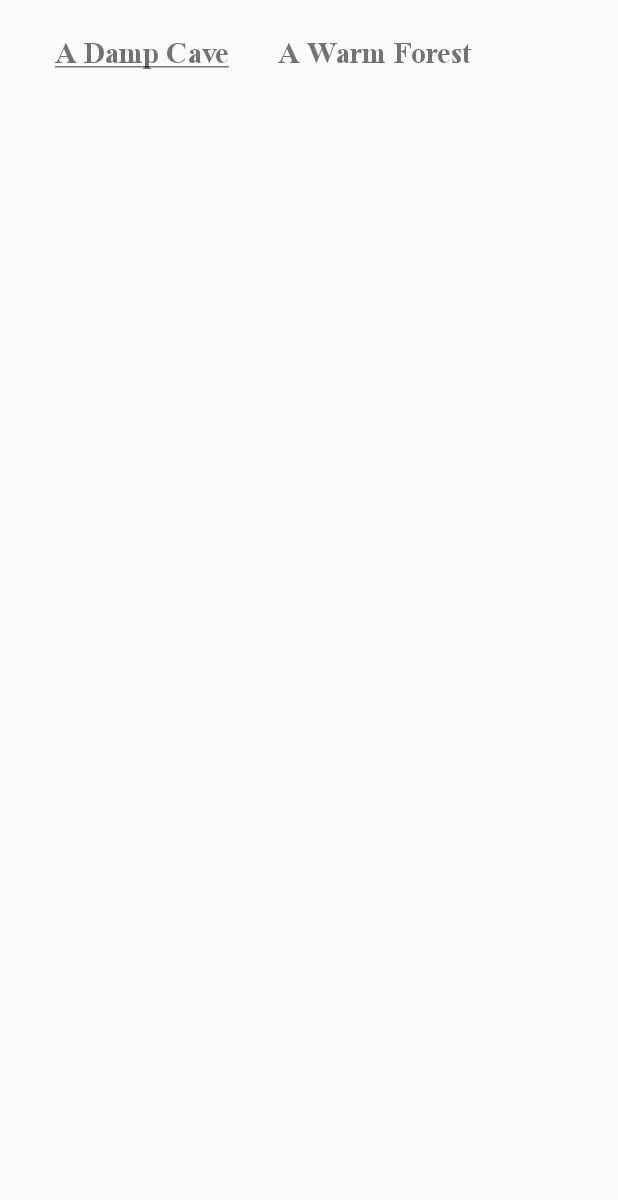
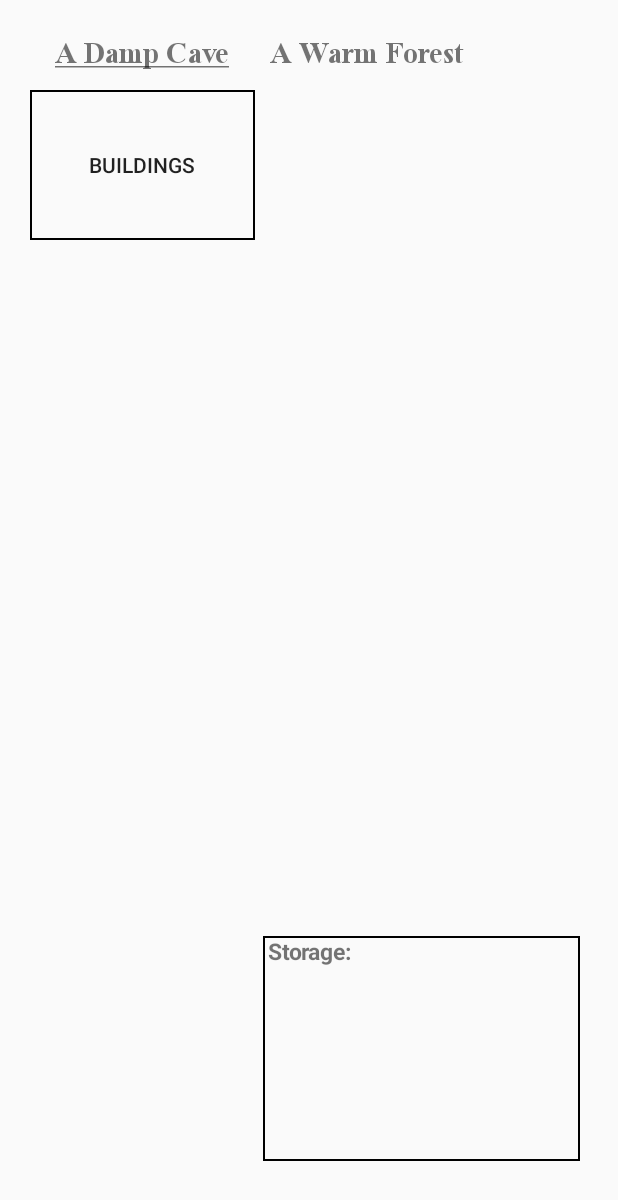
Before and after one commit to oetago/A_Quiet_Night, an Android app: the Cave screen opened directly, with no data from a screen before it, on a phone screen of 412 x 824 dp. Shown: the top 1200 px of the screen. Run offline under Robolectric (Android 15) with nearby library versions, the phone set to English and light mode, and no system bars; our stand-ins replace AdMob; libraries missing offline, so code that uses them is left out: com.jeremyfeinstein.slidingmenu; Roboto replaces fonts that are not available here; 9 statements that could not run were skipped.

Commit message:
Stage 2 Optimizing - Still bugs

```diff
--- a/AQuietNight/src/main/java/com/milesstudios/aquietnight/Buildings.java
+++ b/AQuietNight/src/main/java/com/milesstudios/aquietnight/Buildings.java
@@ -28,12 +28,16 @@ public class Buildings extends ActivityGroup {
                 // Do whatever you want, e.g. finish()
                 Intent openMain = new Intent(Buildings.this, Cave.class);
                 startActivity(openMain);
-                overridePendingTransition(R.anim.slide_in_right, R.anim.slide_out_right);
+                overridePendingTransition(R.anim.slide_in_left, R.anim.slide_out_left);
                 break;
 
             default:
                 return super.onOptionsItemSelected(item);
         }
+
+        //smooth trans for crafting, fix layout
+
+
         return false;
     }
 
@@ -50,12 +54,24 @@ public class Buildings extends ActivityGroup {
         TextView storage = (TextView) findViewById(R.id.storage);
         log.setTextSize(11);
         storage.setTextSize(15);
-        //Saving
+
         final String log_text = sharedPref.getString("log_text", "");
         log.setText(log_text);
-        runTimer();
-        updateButtons();
+        helper.updateButtons();
+        helper.updateText();
 
+        if(!sharedPref.getBoolean("workshop",false)){
+            Button bonfire = (Button)findViewById(R.id.fireplace);
+            Button workshop = (Button)findViewById(R.id.workshop);
+            Button tradepost = (Button)findViewById(R.id.trade_post);
+            Button tannery = (Button)findViewById(R.id.tannery);
+            Button storageshed = (Button)findViewById(R.id.storage_shed);
+            bonfire.setEnabled(false);
+            workshop.setEnabled(false);
+            tradepost.setEnabled(false);
+            tannery.setEnabled(false);
+            storageshed.setEnabled(false);
+        }
     }
 
 
@@ -79,11 +95,11 @@ public class Buildings extends ActivityGroup {
 
     //Buttons
     public void buttonFireplace(View v) {
-        helper.build("Fireplace", "Wood: 12 \nStone: 7", "wood", 12, "stone", 7, "fireplace", this);
+        helper.build("Bonfire", "Wood: 30 \nStone: 20", "wood", 30, "stone", 20, "bonfire", this);
     }
 
     public void buttonWorkshop(View v) {
-        helper.build("Workshop", "Wood: 3 \nStone: 2", "wood", 3, "stone", 2, "workshop", this);
+        helper.build("Workshop", "Wood: 10 \nStone: 10", "wood", 10, "stone", 10, "workshop", this);
     }
 
     public void buttonTradePost(View v) {
@@ -102,65 +118,9 @@ public class Buildings extends ActivityGroup {
         helper.build("Smithery", "Wood: 15 \nStone: 25", "wood", 15, "stone", 25, "smithery", this);
     }
 
-    public void runTimer() {
-        counterHandler.postDelayed(TextViewChanger, 250);
-    }
-
-    private Runnable TextViewChanger = new Runnable() {
-        public void run() {
-            helper.updateText();
-            updateButtons();
-            runTimer();
-        }
-    };
-
     public void buttonStorageShed(View v) {
         helper.build("Storage Shed", "Wood: 150 \nStone: 100", "wood", 150, "stone", 100, "storage_shed", this);
     }
 
-    public void updateButtons() {
-        final SharedPreferences sharedPref = getApplicationContext().getSharedPreferences("save-data", Context.MODE_PRIVATE);
-        boolean fireplace_b = sharedPref.getBoolean("fireplace", false);
-        boolean workshop_b = sharedPref.getBoolean("workshop", false);
-        boolean tradepost_b = sharedPref.getBoolean("tradepost", false);
-        boolean smithery_b = sharedPref.getBoolean("smithery", false);
-        boolean tannery_b = sharedPref.getBoolean("tannery", false);
-        Boolean forest_temple_b = sharedPref.getBoolean("forest_temple", false);
-        boolean mine_b = sharedPref.getBoolean("mine", false);
-        Button fireplace = (Button) findViewById(R.id.fireplace);
-        Button trade_post = (Button) findViewById(R.id.trade_post);
-        Button workshop = (Button) findViewById(R.id.workshop);
-        Button rebuild_mine = (Button) findViewById(R.id.rebuild_mine);
-        Button smithery = (Button) findViewById(R.id.smithery);
-        Button tannery = (Button) findViewById(R.id.tannery);
 
-        if (!forest_temple_b) {
-            rebuild_mine.setEnabled(false);
-            rebuild_mine.setVisibility(View.INVISIBLE);
-            smithery.setEnabled(false);
-            smithery.setVisibility(View.INVISIBLE);
-            tannery.setEnabled(false);
-            tannery.setVisibility(View.INVISIBLE);
-        }
-        if (mine_b) {
-            rebuild_mine.setEnabled(false);;
-        }
-        if (tannery_b) {
-            tannery.setEnabled(false);;
-        }
-        if (smithery_b) {
-            smithery.setEnabled(false);;
-        }
-
-        if (fireplace_b) {
-            fireplace.setEnabled(false);;
-        }
-        if (tradepost_b) {
-            trade_post.setEnabled(false);;
-        }
-        if (!workshop_b) {
-            trade_post.setEnabled(false);
-            fireplace.setEnabled(false);
-        }
-    }
 }
--- a/AQuietNight/src/main/java/com/milesstudios/aquietnight/Cave.java
+++ b/AQuietNight/src/main/java/com/milesstudios/aquietnight/Cave.java
@@ -12,7 +12,6 @@ import android.graphics.Paint;
 import android.graphics.Typeface;
 import android.net.Uri;
 import android.os.Bundle;
-import android.os.Handler;
 import android.text.method.ScrollingMovementMethod;
 import android.view.Menu;
 import android.view.MenuInflater;
@@ -31,10 +30,9 @@ import com.milesstudios.aquietnight.util.ChangeLog;
 import com.milesstudios.aquietnight.util.Helper;
 
 public class Cave extends Activity {
-    Button buildings, trading, crafting, quests, forest_button, all_data;
-    int wood_counter, leaves_counter, stone_counter, start_counter, stone_axeb, stone_pickb, leaf_armorb, hard_wood_counter, workshop_b, trade_post_b;
+    Button buildings, trading, crafting, quests;
     TextView log, storage;
-    boolean storage_slide_b = false;
+    SlidingMenu menu;
 
 
     @Override
@@ -44,37 +42,29 @@ public class Cave extends Activity {
         setContentView(R.layout.cave);
         final SharedPreferences sharedPref = getApplicationContext().getSharedPreferences("save-data", Context.MODE_PRIVATE);
         buildings = (Button) findViewById(R.id.buildings);
+        SharedPreferences.Editor editor = sharedPref.edit();
         //TODO Fix version names
         ChangeLog cl = new ChangeLog(this);
-        if (cl.firstRun())
+        if (cl.firstRun()) {
             cl.getLogDialog().show();
-        //cl.getFullLogDialog().show();
-        //Tab
-        //Boolean mine_b = sharedPref.getBoolean("mine", false);
+        }
         crafting = (Button) findViewById(R.id.crafting);
         buildings = (Button) findViewById(R.id.buildings);
         trading = (Button) findViewById(R.id.trading);
         quests = (Button) findViewById(R.id.quests);
         log = (TextView) findViewById(R.id.log);
         storage = (TextView) findViewById(R.id.storage);
-        boolean tradepost_b = sharedPref.getBoolean("tradepost", false);
-        boolean workshop_b = sharedPref.getBoolean("workshop", false);
-        int quest_map_b = sharedPref.getInt("quest_map", 0);
+        int trading_post_counter = sharedPref.getInt("tradepostcounter", 0);
+        if (sharedPref.getBoolean("tradepost", false)) {
+            trading_post_counter++;
+            editor.putInt("tradepostcounter", trading_post_counter);
+            editor.apply();
+        }
         int start_counter = sharedPref.getInt("start_counter", 0);
-        Boolean forest_temple_b = sharedPref.getBoolean("forest_temple", false);
-        Boolean rebuildmine_b = sharedPref.getBoolean("rebuildmine", false);
         final Animation anim = AnimationUtils.loadAnimation(this, R.anim.log);
-        final Animation storage_anim_slide = AnimationUtils.loadAnimation(this, R.anim.storage_slide);
-        final Animation storage_anim_slide2 = AnimationUtils.loadAnimation(this, R.anim.storage_slide2);
-        SharedPreferences.Editor editor = sharedPref.edit();
+
         final TextView cave_tab = (TextView) findViewById(R.id.cave_tab);
         final TextView forest_tab = (TextView) findViewById(R.id.forest_tab);
-        final TextView cave_tab_wmine = (TextView) findViewById(R.id.cave_tab_wmine);
-        final TextView forest_tab_wmine = (TextView) findViewById(R.id.forest_tab_wmine);
-        final TextView mine_tab = (TextView) findViewById(R.id.mine_tab);
-
-        //fullStorage();
-        SlidingMenu menu;
         menu = new SlidingMenu(this);
         menu.setMode(SlidingMenu.LEFT);
         menu.setTouchModeAbove(SlidingMenu.TOUCHMODE_FULLSCREEN);
@@ -83,81 +73,43 @@ public class Cave extends Activity {
         menu.attachToActivity(this, SlidingMenu.SLIDING_CONTENT);
         menu.setBehindWidth(900);
         menu.setMenu(R.layout.menu);
-
-
         cave_tab.setPaintFlags(cave_tab.getPaintFlags() | Paint.UNDERLINE_TEXT_FLAG);
         cave_tab.setTextSize(20);
-        //forest_tab.setPaintFlags(forest_tab.getPaintFlags() | Paint.UNDERLINE_TEXT_FLAG);
         forest_tab.setTextSize(20);
         Typeface tf = Typeface.createFromAsset(getApplicationContext().getAssets(), "fonts/TNRB.ttf");
         cave_tab.setTypeface(tf);
         forest_tab.setTypeface(tf);
         storage.setMovementMethod(new ScrollingMovementMethod());
-        // log.setMovementMethod(new ScrollingMovementMethod());
-        log.setTextSize(12);
+        log.setTextSize(14);
         storage.setTextSize(15);
-
-        if (!rebuildmine_b) {
-            cave_tab_wmine.setEnabled(false);
-            cave_tab_wmine.setVisibility(View.INVISIBLE);
-            forest_tab_wmine.setEnabled(false);
-            forest_tab_wmine.setVisibility(View.INVISIBLE);
-            mine_tab.setEnabled(false);
-            mine_tab.setVisibility(View.INVISIBLE);
-        } else {
-            cave_tab.setEnabled(false);
-            cave_tab.setVisibility(View.INVISIBLE);
-            forest_tab.setEnabled(false);
-            forest_tab.setVisibility(View.INVISIBLE);
-        }
-
-        boolean intro = false;
-        editor.putBoolean("intro", intro);
+        editor.putBoolean("intro", false);
         editor.apply();
 
-        if (trade_post_b == 0) {
-            trading.setVisibility(View.INVISIBLE);
-            trading.setEnabled(false);
-        } else if (trade_post_b == 1) {
-            trade_post_b += 1;
-            editor.putInt("trade_post", trade_post_b);
-            editor.apply();
+        if (trading_post_counter == 0) {
+            trading.setVisibility(View.GONE);
+        } else if (trading_post_counter == 1) {
             anim.reset();
             trading.clearAnimation();
             trading.startAnimation(anim);
-
         }
 
-        if (start_counter == 0) {
-            quests.setEnabled(false);
-            quests.setVisibility(View.INVISIBLE);
-        }
+            quests.setVisibility(View.GONE);
 
         int workshop_int = sharedPref.getInt("workshop_int", 0);
-        if (!workshop_b) {
-            crafting.setEnabled(false);
-            crafting.setVisibility(View.INVISIBLE);
-        } else if (workshop_int == 1) {
-            workshop_int += 1;
+        if (sharedPref.getBoolean("workshop", false)) {
+            workshop_int++;
             editor.putInt("workshop_int", workshop_int);
             editor.apply();
+        }
+        if (workshop_int == 0) {
+            crafting.setVisibility(View.GONE);
+        } else if (workshop_int == 1) {
             anim.reset();
             crafting.clearAnimation();
             crafting.startAnimation(anim);
-
         }
 
-        if (start_counter == 0) {
-            buildings.setEnabled(false);
-            buildings.setVisibility(View.INVISIBLE);
-            anim.reset();
-            log.setVisibility(View.INVISIBLE);
-            storage.setVisibility(View.INVISIBLE);
-        }
-        // if(mine == 0)
-        start_counter += 1;
-        editor.putInt("start_counter", start_counter);
-        editor.apply();
+
         final String log_text = sharedPref.getString("log_text", "");
         log.setText(log_text);
 
@@ -171,26 +123,6 @@ public class Cave extends Activity {
         adView.loadAd(adRequest);
 
         forest_tab.setOnClickListener(new View.OnClickListener() {
-            @Override
-            public void onClick(View v) {
-                Intent openForest = new Intent(Cave.this, Forest.class);
-                startActivity(openForest);
-                overridePendingTransition(R.anim.slide_in_left, R.anim.slide_out_left);
-
-            }
-
-        });
-        mine_tab.setOnClickListener(new View.OnClickListener() {
-            @Override
-            public void onClick(View v) {
-                Intent openForest = new Intent(Cave.this, Mine.class);
-                startActivity(openForest);
-                overridePendingTransition(R.anim.slide_in_left, R.anim.slide_out_left);
-
-            }
-
-        });
-        forest_tab_wmine.setOnClickListener(new View.OnClickListener() {
             @Override
             public void onClick(View v) {
                 Intent openForest = new Intent(Cave.this, Forest.class);
@@ -218,7 +150,7 @@ public class Cave extends Activity {
             public void onClick(View v) {
                 Intent openBuildings = new Intent(Cave.this, Buildings.class);
                 startActivity(openBuildings);
-                overridePendingTransition(R.anim.slide_in_left, R.anim.slide_out_left);
+                overridePendingTransition(R.anim.slide_in_right, R.anim.slide_out_right);
 
             }
 
@@ -229,7 +161,7 @@ public class Cave extends Activity {
             public void onClick(View v) {
                 Intent openTrade = new Intent(Cave.this, Trade.class);
                 startActivity(openTrade);
-                overridePendingTransition(R.anim.slide_in_right, R.anim.slide_out_right);
+                overridePendingTransition(R.anim.slide_in_left, R.anim.slide_out_left);
 
             }
 
@@ -244,8 +176,8 @@ public class Cave extends Activity {
             }
 
         });
-
-        runTimer();
+        Helper helper = new Helper(this);
+        helper.updateText();
     }
 
 
@@ -285,7 +217,6 @@ public class Cave extends Activity {
         SharedPreferences.Editor editor = sharedPref.edit();
         editor.clear();
         editor.apply();
-
         Intent openMain = new Intent(Cave.this, splash.class);
         startActivity(openMain);
         overridePendingTransition(R.anim.slide_in_right, R.anim.slide_out_right);
@@ -310,19 +241,8 @@ public class Cave extends Activity {
 
     }
 
-    private Handler counterHandler = new Handler();
-    Helper helper = new Helper(this);
 
-    public void runTimer() {
-        counterHandler.postDelayed(TextViewChanger, 250);
-    }
 
-    private Runnable TextViewChanger = new Runnable() {
-        public void run() {
-            helper.updateText();
-            runTimer();
-        }
-    };
 
     @Override
     public void onBackPressed() {
--- a/AQuietNight/src/main/java/com/milesstudios/aquietnight/crafting/Tools.java
+++ b/AQuietNight/src/main/java/com/milesstudios/aquietnight/crafting/Tools.java
@@ -150,8 +150,7 @@ public class Tools extends ActivityGroup {
     }
 
     public void buttonStoneAxe(View v) {
-        helper.build("Stone Axe", "Wood: 15 \nStone: 10", "wood", 25, "stone", 25, "stone_axe", this);
-
+        helper.build("Stone Axe", "Wood: 25 \nStone: 25", "wood", 25, "stone", 25, "stone_axe", this);
     }
 
     public void buttonStonePick(View v) {
--- a/AQuietNight/src/main/res/layout/cave.xml
+++ b/AQuietNight/src/main/res/layout/cave.xml
@@ -1,12 +1,12 @@
 <?xml version="1.0" encoding="utf-8"?>
 
 
-    <RelativeLayout
-        xmlns:android="http://schemas.android.com/apk/res/android"
+<RelativeLayout xmlns:android="http://schemas.android.com/apk/res/android"
     android:layout_width="match_parent"
     android:layout_height="match_parent"
     android:orientation="vertical"
     xmlns:ads="http://schemas.android.com/apk/res-auto">
+
     <TextView
         android:layout_width="150dp"
         android:layout_height="50dp"
@@ -17,24 +17,22 @@
         android:gravity="center"
         android:layout_marginTop="10dp"
         android:layout_alignParentTop="true"
-        android:layout_alignLeft="@+id/quests"
-        android:layout_alignStart="@+id/quests" />
+        android:layout_alignLeft="@+id/buildings"
+        android:layout_alignStart="@+id/buildings" />
 
     <TextView
         android:layout_width="150dp"
         android:layout_height="50dp"
         android:text="A Warm Forest"
         android:id="@+id/forest_tab"
-
         android:textStyle="bold"
         android:gravity="center"
         android:layout_alignTop="@+id/cave_tab"
-        android:layout_alignLeft="@+id/buildings"
-        android:layout_alignStart="@+id/buildings"
-        android:layout_alignRight="@+id/buildings"
-        android:layout_alignEnd="@+id/buildings" />
+        android:layout_toRightOf="@+id/cave_tab"
+        android:layout_toEndOf="@+id/cave_tab" />
+
     <Button
-            android:id="@+id/quests"
+        android:id="@+id/buildings"
         style="@drawable/button_shape"
         android:layout_width="150dp"
         android:layout_height="100dp"
@@ -42,10 +40,10 @@
         android:layout_marginTop="60dp"
         android:layout_weight="1"
         android:background="@drawable/button_shape"
-            android:text="Quests" />
+        android:text="Buildings" />
 
     <Button
-                android:id="@+id/buildings"
+        android:id="@+id/crafting"
         style="@drawable/button_shape"
         android:layout_width="150dp"
         android:layout_height="100dp"
@@ -53,24 +51,23 @@
         android:layout_marginTop="60dp"
         android:layout_weight="1"
         android:background="@drawable/button_shape"
-                android:layout_toRightOf="@id/quests"
-                android:text="Buildings" />
+        android:layout_toRightOf="@id/buildings"
+        android:text="Crafting" />
 
     <Button
         android:id="@+id/trading"
-
         android:layout_width="150dp"
         android:layout_height="100dp"
         android:layout_marginLeft="20dp"
         android:layout_marginTop="25dp"
         android:layout_weight="1"
         android:background="@drawable/button_shape"
-                android:layout_below="@id/quests"
+        android:layout_below="@id/buildings"
         android:text="Trading" />
 
 
     <Button
-                android:id="@+id/crafting"
+        android:id="@+id/quests"
         android:layout_width="150dp"
         android:layout_height="100dp"
         android:layout_marginLeft="5dp"
@@ -78,11 +75,8 @@
         android:layout_weight="1"
         android:layout_toRightOf="@id/trading"
         android:layout_below="@id/buildings"
-                android:text="Crafting"
-                android:background="@drawable/button_shape"
-                />
-
-
+        android:text="Quests"
+        android:background="@drawable/button_shape" />
 
 
     <TextView
@@ -94,7 +88,8 @@
         android:editable="true"
         android:layout_above="@+id/ad"
         android:layout_marginBottom="50dp"
-                android:layout_alignParentBottom="true"/>
+        android:layout_alignParentBottom="true"
+        android:layout_alignTop="@+id/storage" />
 
     <TextView
         android:id="@+id/storage"
@@ -107,7 +102,7 @@
         android:editable="true"
         android:layout_above="@+id/ad"
         android:background="@drawable/button_shape"
-                android:layout_alignParentBottom="true"/>
+        android:layout_alignParentBottom="true" />
 
 
     <com.google.android.gms.ads.AdView
@@ -119,48 +114,7 @@
         android:layout_gravity="center"
         android:layout_alignParentBottom="true"
         android:layout_alignParentLeft="true"
-        android:layout_alignParentStart="true">
-    </com.google.android.gms.ads.AdView>
-
-
-    <TextView
-    android:layout_width="150dp"
-    android:layout_height="50dp"
-    android:text="A Damp Cave"
-    android:clickable="true"
-    android:layout_marginTop="7dp"
-    android:id="@+id/cave_tab_wmine"
-    android:fontFamily="sans-serif"
-    android:textStyle="bold"
-    android:gravity="center"
-    android:layout_alignParentTop="true"
-    android:layout_toLeftOf="@+id/forest_tab_wmine"
-    android:layout_toStartOf="@+id/forest_tab_wmine" />
-
-    <TextView
-        android:layout_width="125dp"
-        android:layout_height="50dp"
-        android:text="A Warm Forest"
-        android:clickable="true"
-        android:layout_marginTop="7dp"
-        android:id="@+id/forest_tab_wmine"
-        android:fontFamily="sans-serif"
-        android:textStyle="bold"
-        android:gravity="center"
-        android:layout_centerHorizontal="true" />
-    <TextView
-        android:layout_width="125dp"
-        android:layout_height="50dp"
-        android:text="A Old Mine"
-        android:layout_marginTop="7dp"
-        android:clickable="true"
-        android:id="@+id/mine_tab"
-        android:fontFamily="sans-serif"
-        android:textStyle="bold"
-        android:gravity="center"
-        android:layout_alignParentRight="true"
-        android:layout_alignParentEnd="true" />
-
+        android:layout_alignParentStart="true"></com.google.android.gms.ads.AdView>
 
 
 </RelativeLayout>
--- a/AQuietNight/src/main/res/values/strings.xml
+++ b/AQuietNight/src/main/res/values/strings.xml
@@ -9,5 +9,5 @@
     <string name="changelog_title">What\'s New</string>
     <string name="changelog_ok_button">OK</string>
     <string name="changelog_show_full">more...</string>
-    <string name="storage"><u>Storage</u></string>
+    <string name="storage">i <u>Storage</u> i </string>
 </resources>
```
Also changed, not shown: AQuietNight/src/main/java/com/milesstudios/aquietnight/Forest.java (+13 -63 lines), AQuietNight/src/main/java/com/milesstudios/aquietnight/Intro.java (+11 -2 lines), AQuietNight/src/main/java/com/milesstudios/aquietnight/crafting/Weapons_Armor.java (+3 -18 lines), AQuietNight/src/main/java/com/milesstudios/aquietnight/quest/Quest_Main.java (+4 -4 lines), AQuietNight/src/main/java/com/milesstudios/aquietnight/util/Helper.java (+57 -12 lines), AQuietNight/src/main/res/layout/buildings.xml (+14 -34 lines), AQuietNight/src/main/res/layout/forest.xml (+5 -42 lines), 3 other files. Lines whose indentation alone changed are shown as unchanged.
